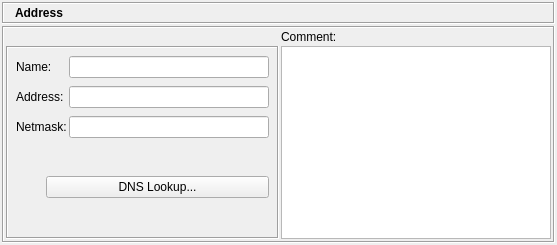
Qt form src/gui/ipv4dialog_q.ui (fwbuilder/fwbuilder) before a commit.
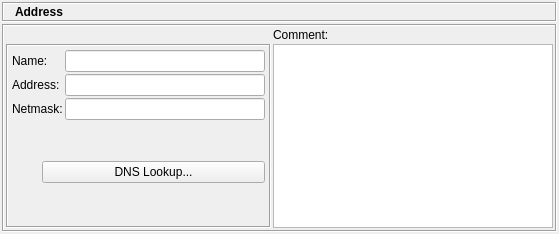
The same form after that commit. Icons and pictures are not drawn.

Commit message: resizing and tidying object dialogs

```diff
--- a/src/gui/ipv4dialog_q.ui
+++ b/src/gui/ipv4dialog_q.ui
@@ -8,8 +8,8 @@
    <rect>
     <x>0</x>
     <y>0</y>
-    <width>557</width>
-    <height>245</height>
+    <width>559</width>
+    <height>234</height>
    </rect>
   </property>
   <property name="windowTitle" >
@@ -214,24 +214,16 @@
            <enum>QFrame::Sunken</enum>
           </property>
           <layout class="QGridLayout" >
-           <property name="leftMargin" >
-            <number>8</number>
-           </property>
-           <property name="topMargin" >
-            <number>8</number>
-           </property>
-           <property name="rightMargin" >
-            <number>8</number>
-           </property>
-           <property name="bottomMargin" >
-            <number>8</number>
-           </property>
-           <property name="horizontalSpacing" >
-            <number>2</number>
-           </property>
-           <property name="verticalSpacing" >
-            <number>8</number>
-           </property>
+           <item row="0" column="0" >
+            <widget class="QLabel" name="textLabel1" >
+             <property name="text" >
+              <string>Name:</string>
+             </property>
+             <property name="wordWrap" >
+              <bool>false</bool>
+             </property>
+            </widget>
+           </item>
            <item row="0" column="1" >
             <widget class="QLineEdit" name="obj_name" >
              <property name="sizePolicy" >
@@ -248,27 +240,7 @@
              </property>
             </widget>
            </item>
-           <item row="0" column="0" >
-            <widget class="QLabel" name="textLabel1" >
-             <property name="text" >
-              <string>Name:</string>
-             </property>
-             <property name="wordWrap" >
-              <bool>false</bool>
-             </property>
-            </widget>
-           </item>
-           <item row="2" column="1" >
-            <widget class="QLineEdit" name="address" >
-             <property name="sizePolicy" >
-              <sizepolicy vsizetype="Fixed" hsizetype="Preferred" >
-               <horstretch>0</horstretch>
-               <verstretch>0</verstretch>
-              </sizepolicy>
-             </property>
-            </widget>
-           </item>
-           <item row="2" column="0" >
+           <item row="1" column="0" >
             <widget class="QLabel" name="textLabel2_2" >
              <property name="text" >
               <string>Address:</string>
@@ -278,8 +250,8 @@
              </property>
             </widget>
            </item>
-           <item row="3" column="1" >
-            <widget class="QLineEdit" name="netmask" >
+           <item row="1" column="1" >
+            <widget class="QLineEdit" name="address" >
              <property name="sizePolicy" >
               <sizepolicy vsizetype="Fixed" hsizetype="Preferred" >
                <horstretch>0</horstretch>
@@ -288,7 +260,7 @@
              </property>
             </widget>
            </item>
-           <item row="3" column="0" >
+           <item row="2" column="0" >
             <widget class="QLabel" name="netmaskLabel" >
              <property name="text" >
               <string>Netmask:</string>
@@ -298,7 +270,17 @@
              </property>
             </widget>
            </item>
-           <item row="4" column="0" colspan="2" >
+           <item row="2" column="1" >
+            <widget class="QLineEdit" name="netmask" >
+             <property name="sizePolicy" >
+              <sizepolicy vsizetype="Fixed" hsizetype="Preferred" >
+               <horstretch>0</horstretch>
+               <verstretch>0</verstretch>
+              </sizepolicy>
+             </property>
+            </widget>
+           </item>
+           <item row="3" column="0" colspan="2" >
             <layout class="QHBoxLayout" >
              <property name="spacing" >
               <number>2</number>
```
The commit also changes 6 other files.
